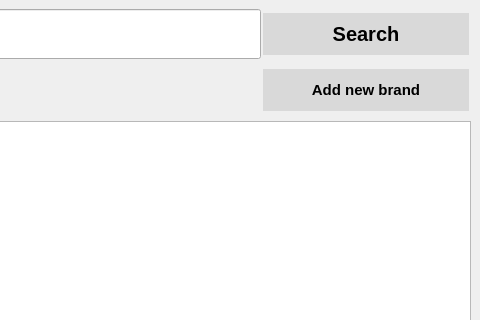
The window that forms/brands_manager.ui (nasserahmed96/invoces_manager) describes before a commit, drawn with Qt 5; both pictures show x 539 to 1019 and y 0 to 320 of the 1019 by 813 pixel window.
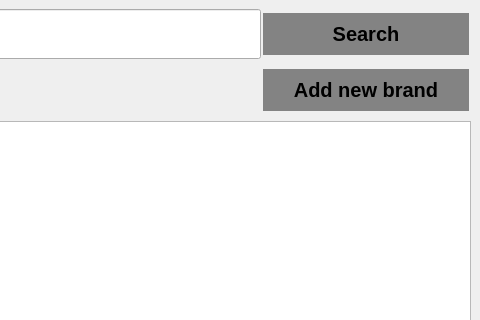
The same window after the commit.

Commit message: Creating class base manager to be the base class for all managers, added brands manafer and refactoring it ro base manager

What changed in the file:
```diff
--- a/forms/brands_manager.ui
+++ b/forms/brands_manager.ui
@@ -24,6 +24,23 @@
 }</string>
   </property>
   <widget class="QWidget" name="centralwidget">
+   <property name="styleSheet">
+    <string notr="true">QPushButton{
+  background-color: #838383;
+  border: none;
+  color: black;
+  text-align: center;
+  text-decoration: none;
+}
+QPushButton:hover{
+background-color: #585858;
+}
+QPushButton:pressed{
+background-color:rgb(54, 54, 54);
+}
+
+</string>
+   </property>
    <layout class="QVBoxLayout" name="verticalLayout">
     <item>
      <layout class="QHBoxLayout" name="horizontalLayout">
@@ -97,7 +114,6 @@
         <property name="font">
          <font>
           <pointsize>15</pointsize>
-          <weight>75</weight>
           <italic>false</italic>
           <bold>true</bold>
           <underline>false</underline>
@@ -154,8 +170,7 @@
         </property>
         <property name="font">
          <font>
-          <pointsize>11</pointsize>
-          <weight>75</weight>
+          <pointsize>15</pointsize>
           <bold>true</bold>
           <underline>false</underline>
           <strikeout>false</strikeout>
```
Left out of the diff: 17 changed lines with no effect on the pictures. The commit also changes 20 other files.
